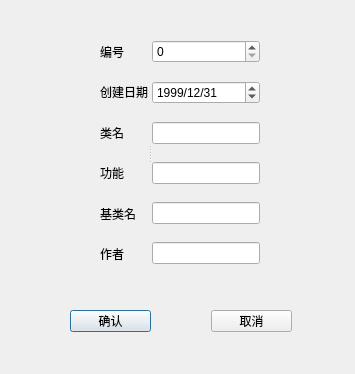
Qt form newclassdialog.ui (Serissia/Qt_OOPManager) before a commit.
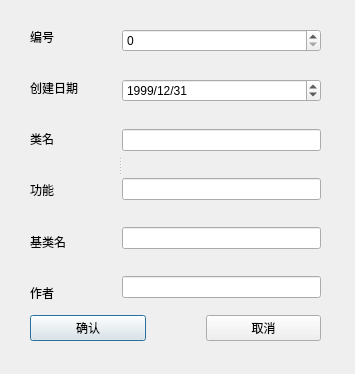
The same form after that commit.

Diff of the .ui file:
```diff
--- a/newclassdialog.ui
+++ b/newclassdialog.ui
@@ -2,6 +2,9 @@
 <ui version="4.0">
  <class>newClassDialog</class>
  <widget class="QDialog" name="newClassDialog">
+  <property name="enabled">
+   <bool>true</bool>
+  </property>
   <property name="geometry">
    <rect>
     <x>0</x>
@@ -13,15 +16,18 @@
   <property name="windowTitle">
    <string>Dialog</string>
   </property>
+  <widget class="QWidget" name="">
+   <property name="geometry">
+    <rect>
+     <x>30</x>
+     <y>20</y>
+     <width>291</width>
+     <height>321</height>
+    </rect>
+   </property>
+   <layout class="QGridLayout" name="gridLayout">
+    <item row="0" column="0">
   <widget class="QSplitter" name="splitter">
-   <property name="geometry">
-    <rect>
-     <x>100</x>
-     <y>40</y>
-     <width>160</width>
-     <height>225</height>
-    </rect>
-   </property>
    <property name="orientation">
     <enum>Qt::Horizontal</enum>
    </property>
@@ -93,9 +99,9 @@
       <widget class="QDateEdit" name="dateEdit">
        <property name="dateTime">
         <datetime>
-         <hour>23</hour>
-         <minute>59</minute>
-         <second>59</second>
+            <hour>0</hour>
+            <minute>0</minute>
+            <second>0</second>
          <year>1999</year>
          <month>12</month>
          <day>31</day>
@@ -121,15 +127,8 @@
     </layout>
    </widget>
   </widget>
-  <widget class="QWidget" name="layoutWidget">
-   <property name="geometry">
-    <rect>
-     <x>70</x>
-     <y>310</y>
-     <width>222</width>
-     <height>22</height>
-    </rect>
-   </property>
+    </item>
+    <item row="1" column="0">
    <layout class="QHBoxLayout" name="OkAndCancel">
     <property name="spacing">
      <number>60</number>
@@ -147,6 +146,8 @@
        <string>取消</string>
       </property>
      </widget>
+      </item>
+     </layout>
     </item>
    </layout>
   </widget>
```
Lines whose indentation alone changed are shown as unchanged.
